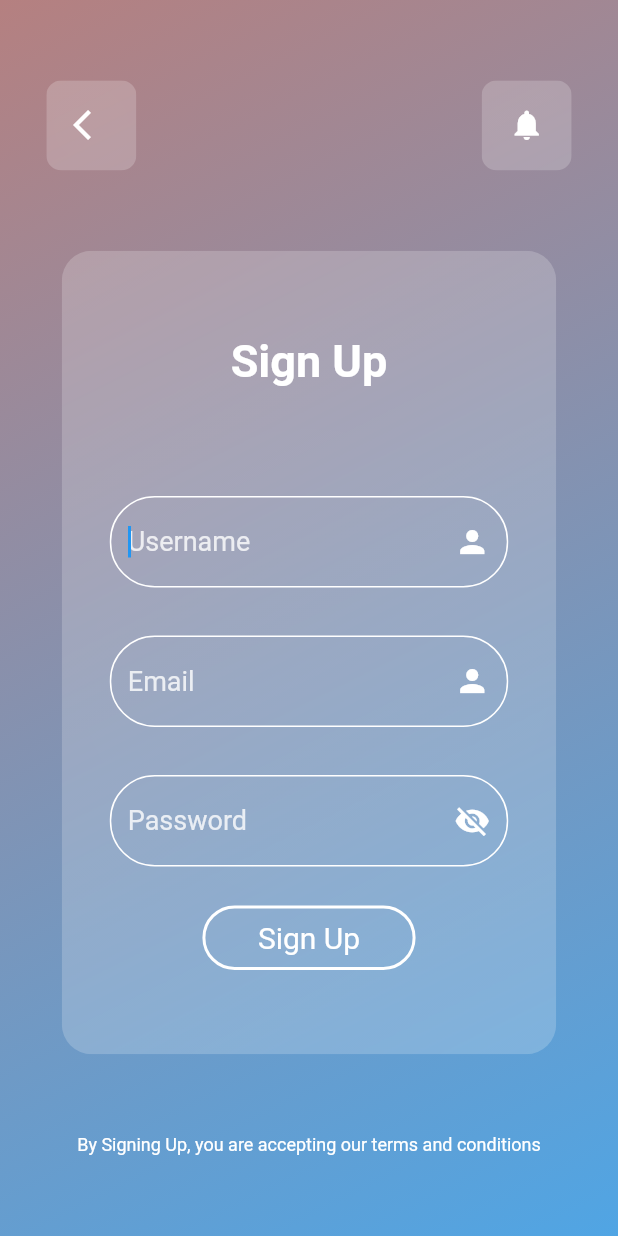
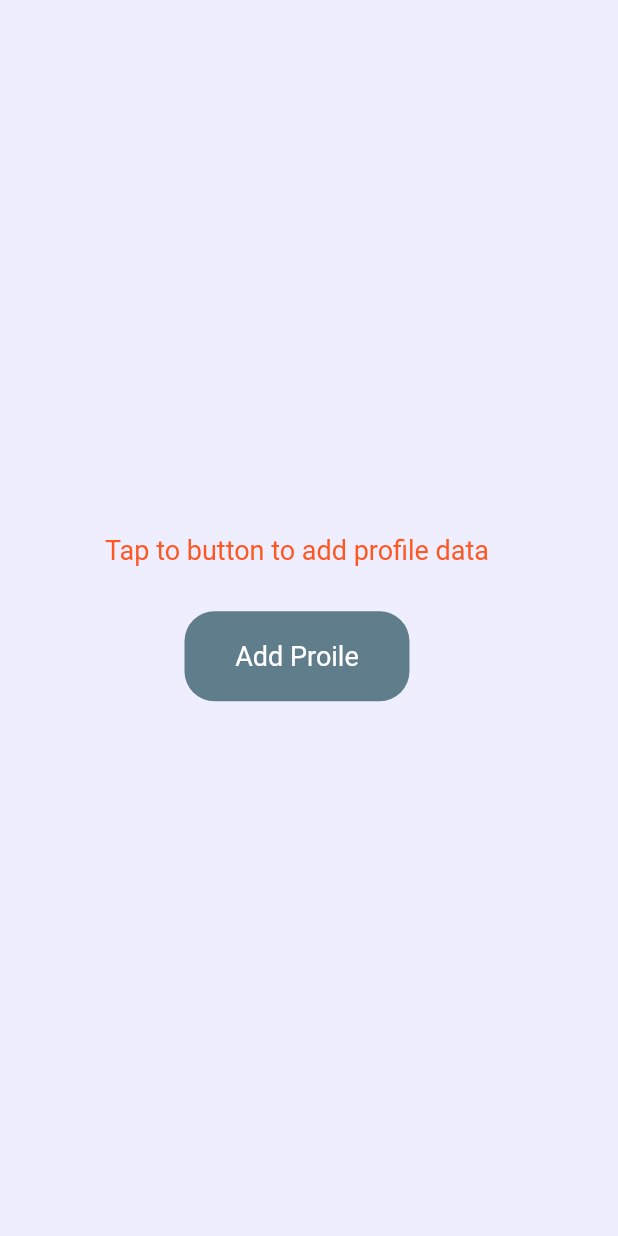
Before and after one commit to Nimishavashistha/questry_app, a Flutter app: the screen it shows after launch, on a phone screen of 412 x 824 dp. Run offline on Flutter 3.47's test engine with Material 2 defaults, Android fonts, the phone set to English and light mode, and no system bars; our stand-ins replace flutter_secure_storage, get.

Commit message:
create profile page ui added

```diff
--- /dev/null
+++ b/lib/app/modules/profile/views/pages/add_profile.dart
@@ -0,0 +1,57 @@
+import 'package:flutter/material.dart';
+import 'package:questry/app/routes/routes_management.dart';
+
+class AddProfile extends StatelessWidget {
+  @override
+  Widget build(BuildContext context) {
+    return Scaffold(
+      backgroundColor: Color(0xffEEEEFF),
+      body: button(),
+    );
+  }
+
+  Widget button() {
+    return Padding(
+      padding: const EdgeInsets.symmetric(horizontal: 70),
+      child: Column(
+        mainAxisAlignment: MainAxisAlignment.center,
+        crossAxisAlignment: CrossAxisAlignment.center,
+        children: <Widget>[
+          Text(
+            "Tap to button to add profile data",
+            textAlign: TextAlign.center,
+            style: TextStyle(
+              color: Colors.deepOrange,
+              fontSize: 18,
+            ),
+          ),
+          SizedBox(
+            height: 30,
+          ),
+          InkWell(
+            onTap: () => {
+              RoutesManagement.goToCreateProfilePage(),
+            },
+            child: Container(
+              height: 60,
+              width: 150,
+              decoration: BoxDecoration(
+                color: Colors.blueGrey,
+                borderRadius: BorderRadius.circular(20),
+              ),
+              child: Center(
+                child: Text(
+                  "Add Proile",
+                  style: TextStyle(
+                    color: Colors.white,
+                    fontSize: 18,
+                  ),
+                ),
+              ),
+            ),
+          ),
+        ],
+      ),
+    );
+  }
+}
--- a/lib/app/routes/app_pages.dart
+++ b/lib/app/routes/app_pages.dart
@@ -3,6 +3,7 @@ import 'package:questry/app/modules/authentication/views/sign_-in_page.dart';
 import 'package:questry/app/modules/authentication/views/sign_up_page.dart';
 import 'package:questry/app/modules/feed/views/feedScreen.dart';
 import 'package:questry/app/modules/home/loading_page.dart';
+import 'package:questry/app/modules/profile/views/pages/create_profile.dart';
 import 'package:questry/app/modules/profile/views/pages/edit_profile.dart';
 import 'package:questry/app/modules/profile/views/profile_page.dart';
 import '../modules/authentication/bindings/auth_binding.dart';
@@ -47,5 +48,10 @@ abstract class AppPages {
       page: () => LoadingPage(),
       transitionDuration: transitionDuration,
     ),
+    GetPage(
+      name: _Paths.createProfile,
+      page: () => CreateProfilePage(),
+      transitionDuration: transitionDuration,
+    ),
   ];
 }
--- a/lib/app/routes/app_routes.dart
+++ b/lib/app/routes/app_routes.dart
@@ -8,6 +8,7 @@ abstract class AppRoutes {
   static const EditProfile = _Paths.EditProfile;
   static const settings = _Paths.settings;
   static const loadingPage = _Paths.LoadingPage;
+  static const createProfile = _Paths.createProfile;
 }
 
 abstract class _Paths {
@@ -18,4 +19,5 @@ abstract class _Paths {
   static const EditProfile = '/editprofile';
   static const settings = '/settings';
   static const LoadingPage = '/Loadingpage';
+  static const createProfile = '/createProfile';
 }
--- a/lib/app/routes/routes_management.dart
+++ b/lib/app/routes/routes_management.dart
@@ -21,4 +21,8 @@ abstract class RoutesManagement {
   static void goToSettingsPage() {
     Get.toNamed<void>(AppRoutes.settings);
   }
+
+  static void goToCreateProfilePage() {
+    Get.toNamed<void>(AppRoutes.createProfile);
+  }
 }
--- a/lib/main.dart
+++ b/lib/main.dart
@@ -3,6 +3,7 @@ import 'package:get/get.dart';
 import 'package:questry/app/modules/authentication/views/sign_up_page.dart';
 import 'package:questry/app/modules/feed/views/feedScreen.dart';
 import 'package:questry/app/modules/home/loading_page.dart';
+import 'package:questry/app/modules/profile/views/pages/add_profile.dart';
 import './app/routes/app_pages.dart';
 import 'package:flutter_secure_storage/flutter_secure_storage.dart';
 
@@ -52,7 +53,7 @@ class _MyAppState extends State<MyApp> {
                   color: Colors.white,
                   fontFamily: 'RobotoCondensed',
                   fontWeight: FontWeight.bold))),
-      home: page,
+      home: AddProfile(),
       getPages: AppPages.pages,
     );
   }
```
Also changed, not shown: lib/app/modules/profile/views/pages/create_profile.dart (added, +201 -0 lines), pubspec.lock, 1 other file.
